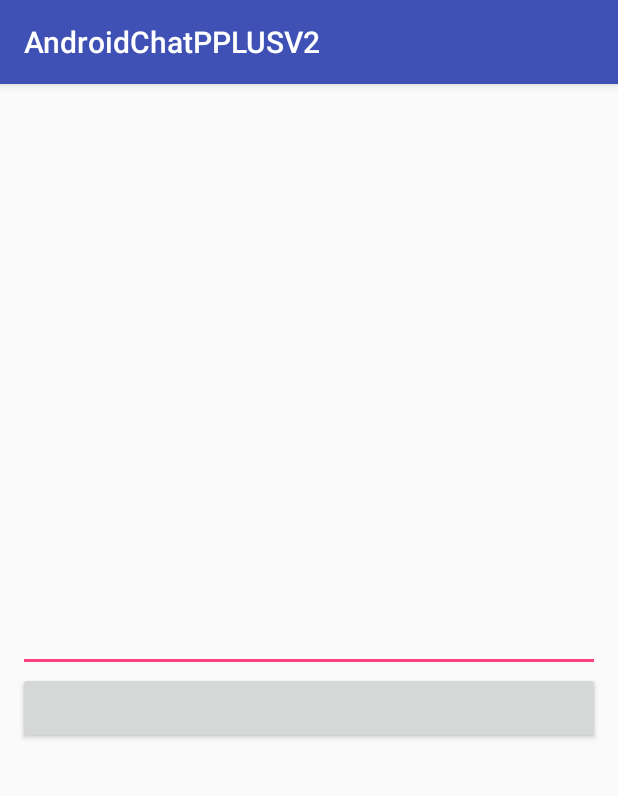
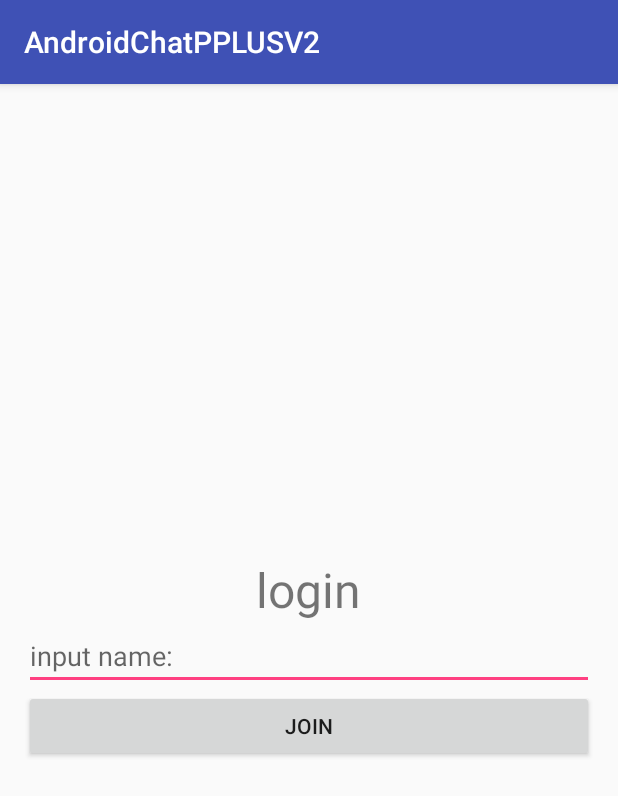
Before and after one commit to dpnthanh/AndroidChatPPLUSV2, an Android app: the screen it shows after launch (MainActivity before the commit, LoginActivity after it), on a phone screen of 412 x 824 dp. Shown: the top 796 px of the screen. Run offline under Robolectric (Android 15) with nearby library versions, the phone set to English and light mode, and no system bars.

Commit message:
i forgot what i did in yesterday

```diff
--- a/app/src/main/AndroidManifest.xml
+++ b/app/src/main/AndroidManifest.xml
@@ -12,13 +12,15 @@
         android:supportsRtl="true"
         android:theme="@style/AppTheme">
         <activity android:name=".MainActivity">
+
+        </activity>
+        <activity android:name=".LoginActivity">
             <intent-filter>
                 <action android:name="android.intent.action.MAIN" />
 
                 <category android:name="android.intent.category.LAUNCHER" />
             </intent-filter>
         </activity>
-        <activity android:name=".LoginActivity"></activity>
     </application>
 
 </manifest>
--- a/app/src/main/java/com/pplus/android/androidchatpplusv2/LoginActivity.java
+++ b/app/src/main/java/com/pplus/android/androidchatpplusv2/LoginActivity.java
@@ -1,13 +1,56 @@
 package com.pplus.android.androidchatpplusv2;
 
+import android.content.Intent;
+import android.os.AsyncTask;
 import android.support.v7.app.AppCompatActivity;
 import android.os.Bundle;
+import android.util.Log;
+import android.view.View;
+import android.widget.Button;
+import android.widget.EditText;
+import android.widget.Toast;
 
-public class LoginActivity extends AppCompatActivity {
+import java.io.BufferedReader;
+import java.io.BufferedWriter;
+import java.io.InputStreamReader;
+import java.io.OutputStreamWriter;
+import java.net.Socket;
+
+public class LoginActivity extends AppCompatActivity implements View.OnClickListener{
+
+    EditText edtName;
+    Button btnJoin;
 
     @Override
     protected void onCreate(Bundle savedInstanceState) {
         super.onCreate(savedInstanceState);
         setContentView(R.layout.activity_login);
+        initControls();
+        initEvents();
     }
+
+    private void initEvents() {
+        btnJoin.setOnClickListener(this);
+    }
+
+    private void initControls() {
+        edtName = (EditText) findViewById(R.id.edtName);
+        btnJoin = (Button) findViewById(R.id.btnLogin);
+
+    }
+
+    @Override
+    public void onClick(View v) {
+        switch (v.getId()){
+            case R.id.btnLogin:
+                Intent intent = new Intent(getApplicationContext(), MainActivity.class);
+                Bundle bundle = new Bundle();
+                bundle.putString("name", edtName.getText().toString().trim());
+                intent.putExtras(bundle);
+                startActivity(intent);
+                break;
+
+        }
+    }
+
 }
--- a/app/src/main/res/layout/activity_login.xml
+++ b/app/src/main/res/layout/activity_login.xml
@@ -1,9 +1,28 @@
 <?xml version="1.0" encoding="utf-8"?>
-<android.support.constraint.ConstraintLayout xmlns:android="http://schemas.android.com/apk/res/android"
-    xmlns:app="http://schemas.android.com/apk/res-auto"
+<LinearLayout
+    xmlns:android="http://schemas.android.com/apk/res/android"
     xmlns:tools="http://schemas.android.com/tools"
+    android:gravity="center"
+    android:padding="16dp"
+    android:orientation="vertical"
     android:layout_width="match_parent"
     android:layout_height="match_parent"
     tools:context="com.pplus.android.androidchatpplusv2.LoginActivity">
 
-</android.support.constraint.ConstraintLayout>
+    <TextView
+        android:text="login"
+        android:textSize="32sp"
+        android:layout_width="wrap_content"
+        android:layout_height="wrap_content" />
+    <EditText
+        android:id="@+id/edtName"
+        android:hint="input name: "
+        android:layout_width="match_parent"
+        android:layout_height="wrap_content" />
+    <Button
+        android:id="@+id/btnLogin"
+        android:text="join"
+        android:layout_width="match_parent"
+        android:layout_height="wrap_content" />
+
+</LinearLayout>
```
Also changed, not shown: app/src/main/java/com/pplus/android/androidchatpplusv2/MainActivity.java (+108 -49 lines), app/src/main/res/layout/activity_main.xml (+25 -7 lines).
